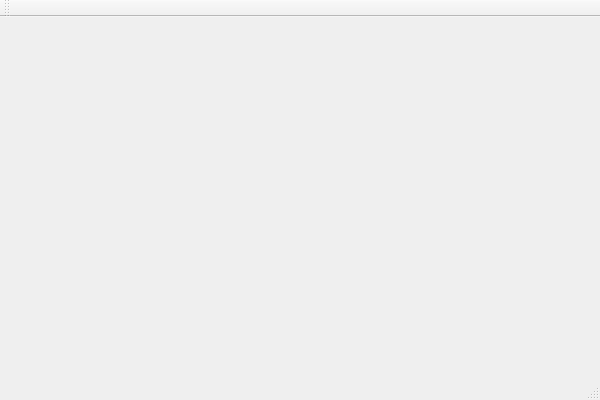
Before: the Qt Designer form signrecognition_restart/swift/swift_experimental.ui in smilingpaul/computer-vision-tjpn, drawn with Qt 5.
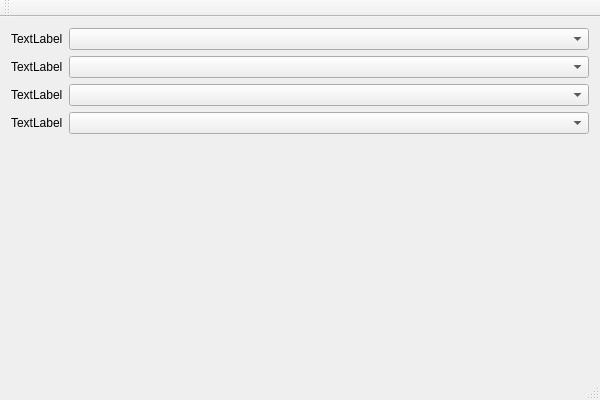
After: the same form once the commit is applied.

Patch:
```diff
--- a/signrecognition_restart/swift/swift_experimental.ui
+++ b/signrecognition_restart/swift/swift_experimental.ui
@@ -13,7 +13,57 @@
   <property name="windowTitle">
    <string>swift</string>
   </property>
-  <widget class="QWidget" name="centralWidget"/>
+  <widget class="QWidget" name="centralWidget">
+   <layout class="QVBoxLayout" name="verticalLayout">
+    <item>
+     <layout class="QFormLayout" name="formLayout">
+      <property name="sizeConstraint">
+       <enum>QLayout::SetDefaultConstraint</enum>
+      </property>
+      <item row="0" column="0">
+       <widget class="QLabel" name="label">
+        <property name="text">
+         <string>TextLabel</string>
+        </property>
+       </widget>
+      </item>
+      <item row="0" column="1">
+       <widget class="QComboBox" name="comboBox"/>
+      </item>
+      <item row="1" column="0">
+       <widget class="QLabel" name="label_2">
+        <property name="text">
+         <string>TextLabel</string>
+        </property>
+       </widget>
+      </item>
+      <item row="1" column="1">
+       <widget class="QComboBox" name="comboBox_2"/>
+      </item>
+      <item row="2" column="0">
+       <widget class="QLabel" name="label_3">
+        <property name="text">
+         <string>TextLabel</string>
+        </property>
+       </widget>
+      </item>
+      <item row="2" column="1">
+       <widget class="QComboBox" name="comboBox_3"/>
+      </item>
+      <item row="3" column="0">
+       <widget class="QLabel" name="label_4">
+        <property name="text">
+         <string>TextLabel</string>
+        </property>
+       </widget>
+      </item>
+      <item row="3" column="1">
+       <widget class="QComboBox" name="comboBox_4"/>
+      </item>
+     </layout>
+    </item>
+   </layout>
+  </widget>
   <widget class="QMenuBar" name="menuBar">
    <property name="geometry">
     <rect>
```
